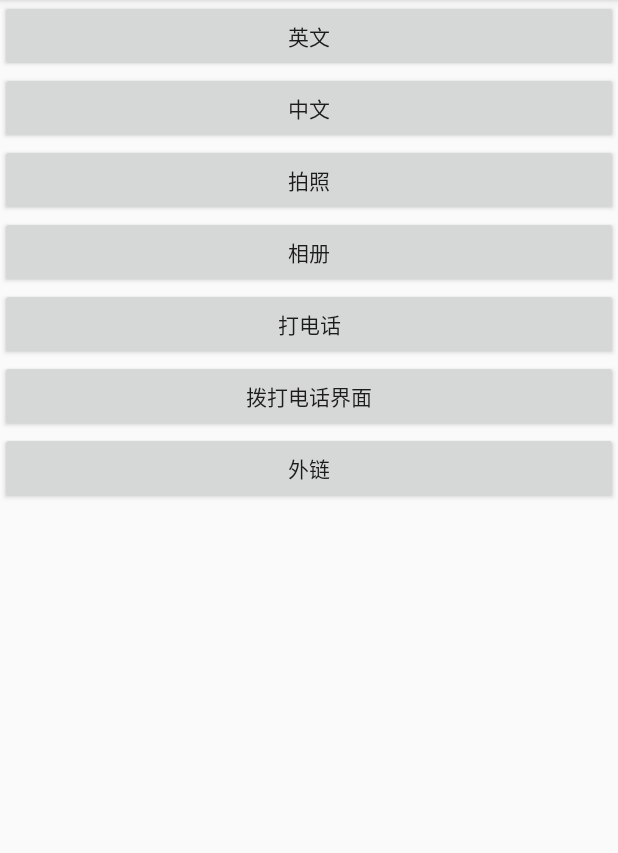
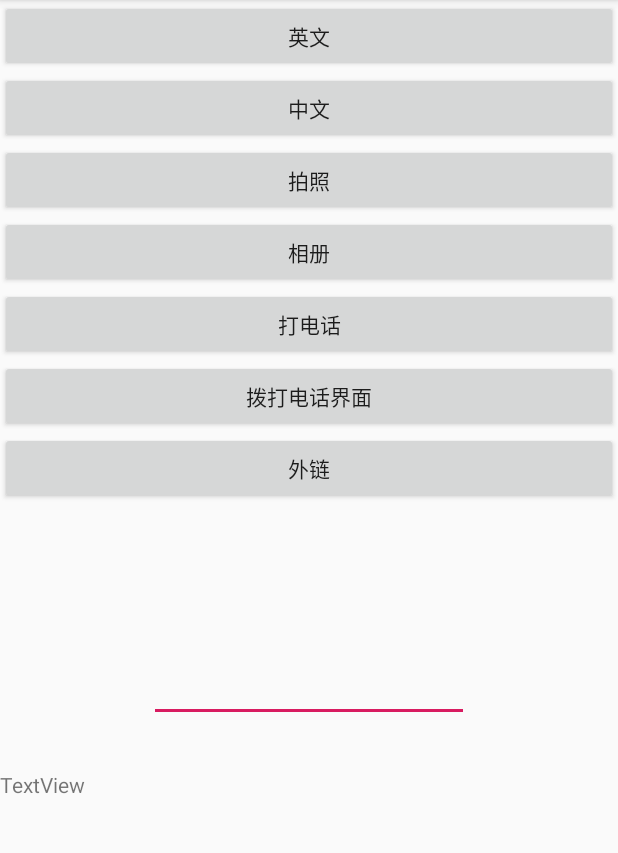
Before and after one commit to Wudelin/libcore, an Android app: the screen it shows after launch (MainActivity), on a phone screen of 412 x 824 dp, the part 84-937 px from its top. Run offline under Robolectric (Android 15) with nearby library versions, the phone set to English and light mode, and no system bars; 6 statements that could not run were skipped.

Commit message:
update[剪切板工具类]

```diff
--- a/app/src/main/java/com/wdl/libcore/MainActivity.java
+++ b/app/src/main/java/com/wdl/libcore/MainActivity.java
@@ -3,6 +3,7 @@ package com.wdl.libcore;
 import androidx.annotation.Nullable;
 import androidx.appcompat.app.AppCompatActivity;
 
+import android.content.ClipboardManager;
 import android.content.Intent;
 import android.graphics.Bitmap;
 import android.graphics.BitmapFactory;
@@ -12,9 +13,12 @@ import android.os.Bundle;
 import android.os.Environment;
 import android.provider.MediaStore;
 import android.view.View;
+import android.widget.EditText;
 import android.widget.ImageView;
+import android.widget.TextView;
 
 import com.wdl.core.prompt.WToast;
+import com.wdl.core.util.ClipBoardUtil;
 import com.wdl.core.util.FileProvider;
 import com.wdl.core.util.IntentUtil;
 import com.wdl.core.util.LanguageUtil;
@@ -35,6 +39,8 @@ import static android.os.Environment.DIRECTORY_DCIM;
 public class MainActivity extends AppCompatActivity
 {
     private ImageView iv;
+    private EditText et;
+    private TextView textView;
 
     @Override
     protected void onCreate(Bundle savedInstanceState)
@@ -114,8 +120,32 @@ public class MainActivity extends AppCompatActivity
             }
         });
 
+        et = findViewById(R.id.editText);
+        et.setOnLongClickListener(new View.OnLongClickListener()
+        {
+            @Override
+            public boolean onLongClick(View v)
+            {
+                ClipBoardUtil.setPlainText(et.getText());
+                return false;
+            }
+        });
+
+        textView = findViewById(R.id.textView);
+        textView.setOnLongClickListener(new View.OnLongClickListener()
+        {
+            @Override
+            public boolean onLongClick(View v)
+            {
+                textView.setText(ClipBoardUtil.getText());
+                return false;
+            }
+        });
+
     }
-    File file;
+
+    private File file;
+
     @Override
     protected void onActivityResult(int requestCode, int resultCode, @Nullable Intent data)
     {
--- a/app/src/main/res/layout/activity_main.xml
+++ b/app/src/main/res/layout/activity_main.xml
@@ -63,4 +63,25 @@
         app:layout_constraintRight_toRightOf="parent"
         app:layout_constraintTop_toBottomOf="@id/btn_bro" />
 
+    <EditText
+        android:id="@+id/editText"
+        android:layout_width="wrap_content"
+        android:layout_height="wrap_content"
+        android:ems="10"
+        android:inputType="phone"
+        app:layout_constraintEnd_toEndOf="parent"
+        app:layout_constraintStart_toStartOf="parent"
+        app:layout_constraintTop_toBottomOf="@+id/iv" />
+
+    <TextView
+        android:id="@+id/textView"
+        android:layout_width="match_parent"
+        android:layout_height="wrap_content"
+        android:layout_marginTop="32dp"
+        android:text="TextView"
+        app:layout_constraintEnd_toEndOf="parent"
+        app:layout_constraintStart_toStartOf="parent"
+        app:layout_constraintTop_toBottomOf="@+id/editText" />
+
+
 </androidx.constraintlayout.widget.ConstraintLayout>
```
Also changed, not shown: core/src/main/java/com/wdl/core/util/ClipBoardUtil.java (added, +94 -0 lines).
